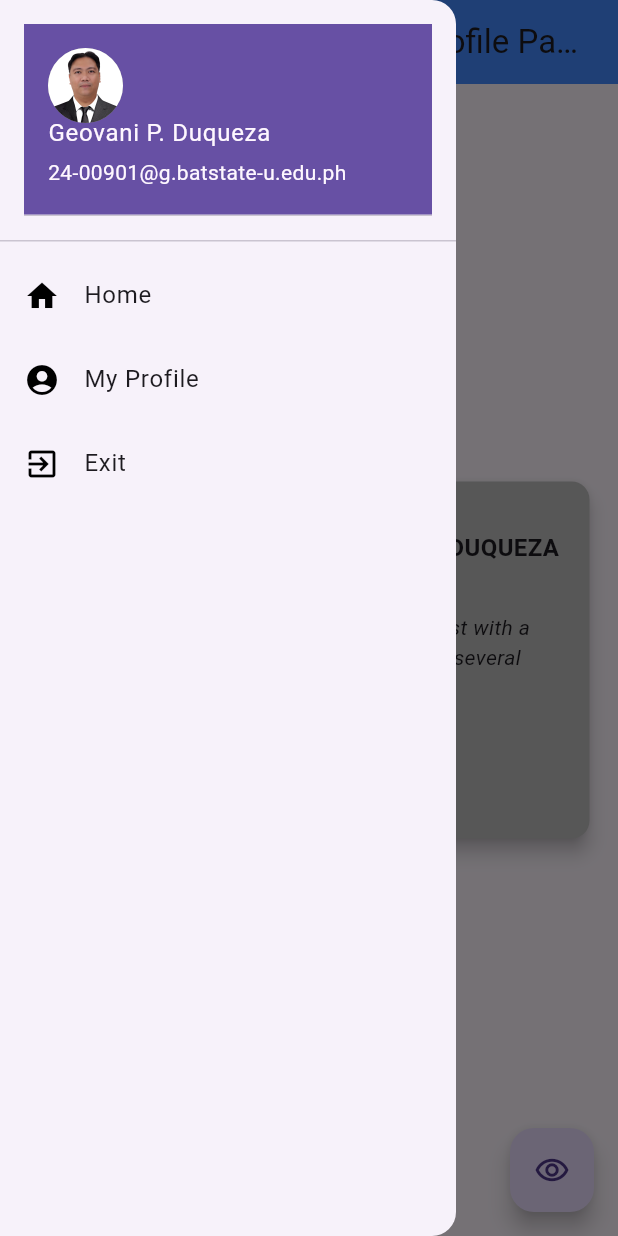
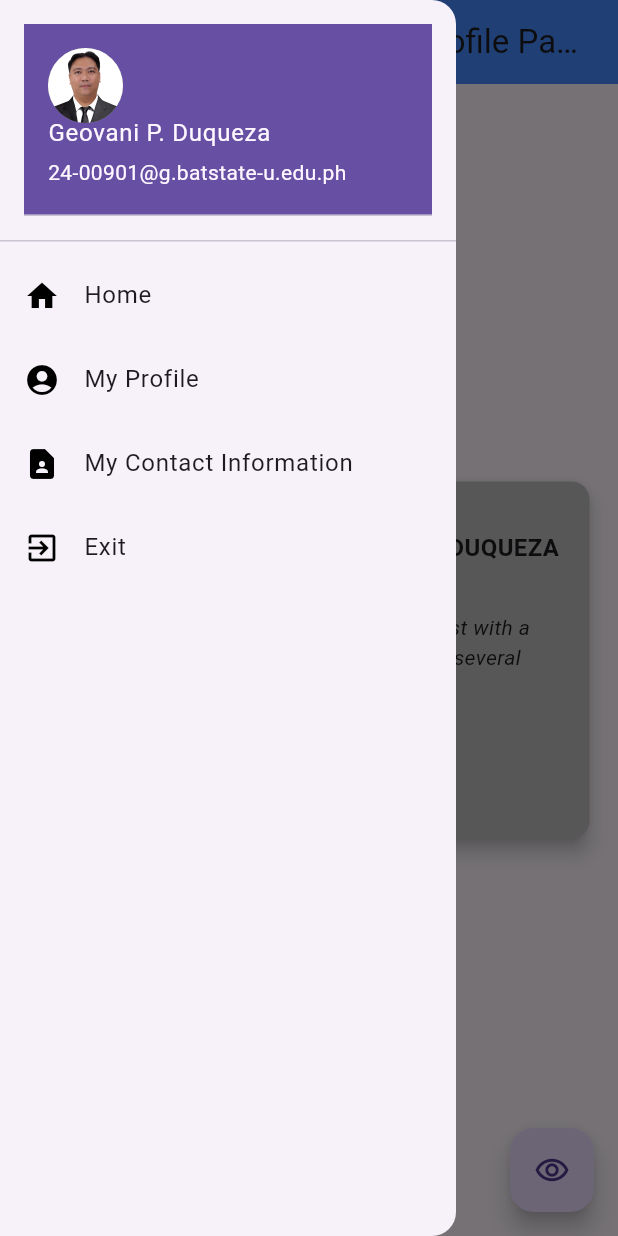
Before and after one commit to GeoDuqueza1939/School, a Flutter app: the screen it shows after launch, with the side drawer open, on a phone screen of 412 x 824 dp. Run offline on Flutter 3.47's test engine with Material 3 defaults, Android fonts, the phone set to English and light mode, and no system bars; our stand-ins replace device_info_plus.

Commit message:
Updated main.dart
Prepared project for adding of themes and other features
* Refactored code
* Added pages
* Added interaction features

```diff
--- a/BSU/IT331/aboutme/lib/main.dart
+++ b/BSU/IT331/aboutme/lib/main.dart
@@ -6,80 +6,214 @@
 //==============================================================
 
 import 'package:flutter/material.dart';
+import 'package:flutter/services.dart';
+import 'package:flutter_localizations/flutter_localizations.dart';
+import 'package:device_info_plus/device_info_plus.dart';
+import 'dart:io';
 
 void main() {
-  runApp(const AboutMe_Duqueza());
+  Map<String, Object> user = {
+    'fullName': 'Geovani P. Duqueza',
+    'initials': 'GD',
+    'bio': 'An IT enthusiast with a background in several fields.',
+    'classSection': 'BSIT-ETEEAP/IT 3301',
+    'course': 'Bachelor of Science in Information Technology (ETEEAP)',
+    'age': 41,
+    'hobbies': 'Reading, watching animé, playing video games, coding',
+    'email': '24-00901@g.batstate-u.edu.ph',
+    'profilePic': 'assets/images/profile-photo000.jpg',
+  };
+
+  runApp(MaterialApp(
+      localizationsDelegates: [
+        GlobalMaterialLocalizations.delegate,
+        GlobalWidgetsLocalizations.delegate,
+        GlobalCupertinoLocalizations.delegate,
+      ],
+      title: '${user['fullName']} (Profile Page)',
+      home: AboutMe_Duqueza(user),
+    ));
 }
 
-// ignore: camel_case_types
+// ignore: camel_case_types, must_be_immutable
 class AboutMe_Duqueza extends StatefulWidget {
-  const AboutMe_Duqueza({super.key});
+  Map<String, Object> user = {};
+
+  AboutMe_Duqueza(this.user, {super.key});
 
   @override
-  State<StatefulWidget> createState() => AboutMeState();
+  State<StatefulWidget> createState() {
+    // ignore: no_logic_in_create_state
+    return _AboutMeState(user);
+  }
 }
 
-// ignore: camel_case_types
-class AboutMeState extends State<AboutMe_Duqueza> {
-  String fullName = 'Geovani P. Duqueza';
-  String bio = 'An IT enthusiast with a background in several fields.';
-  String classSection = 'BSIT-ETEEAP/IT 3301';
-  String course = 'Bachelor of Science in Information Technology (ETEEAP)';
-  String age = '41';
-  String hobbies = 'Reading, watching animé, playing video games, coding';
-  String accountEmail = '24-00901@g.batstate-u.edu.ph';
-  bool visible = false;
+class _AboutMeState extends State<AboutMe_Duqueza> {
+  Map<String, Object> user = {};
+  bool fabVisible = true;
+  bool profileDetailsVisible = false;
   List<Widget> visibleButtonLabel = <Widget>[
     Text('Show details', style: TextStyle(height: 1),),
     Icon(Icons.arrow_drop_down, semanticLabel: 'Show details',),
   ];
+  int _currentPageIndex = 1;
+  List<Widget> _pages = [];
+
+  _AboutMeState(this.user) {
+    _setDefaultPages();
+  }
 
   @override
   Widget build(BuildContext context) {
-    return MaterialApp(
-      title: '$fullName (Profile Page)',
-      home: Scaffold(
-        appBar: AppBar(title: Text('$fullName (Profile Page)'), backgroundColor: Colors.blueAccent,),
+    return Scaffold(
+      appBar: AppBar(title: Text('${_getInfo('fullName')} (Profile Page)'), backgroundColor: Colors.blueAccent,),
       drawer: Drawer(
         child: ListView(
           padding: EdgeInsets.zero,
           children: <Widget>[
             DrawerHeader(
               child: UserAccountsDrawerHeader(
-                  accountName: Text(fullName),
-                  accountEmail: Text(accountEmail),
+                accountName: Text(_getInfo('fullName')),
+                accountEmail: Text(_getInfo('email')),
                 currentAccountPictureSize: Size.square(50),
                 currentAccountPicture: CircleAvatar(
                   backgroundColor: Colors.grey,
-                    foregroundImage: AssetImage('assets/images/profile-photo000.jpg'),
-                    child: Text('GD'),
+                  foregroundImage: AssetImage(_getInfo('profilePic')),
+                  child: Text(_getInfo('initials')),
                 ),
               ),
             ),
-              const ListTile(
-                title: Text('Home'),
-                leading: Icon(Icons.home, color: Colors.black,)
+            ListTile(
+              title: const Text('Home'),
+              leading: const Icon(Icons.home, color: Colors.black,),
+              onTap: () {
+                setState(() {
+                  Navigator.pop(context);
+                  _currentPageIndex = 0;
+                  fabVisible = false;
+                });
+              },
             ),
-              const ListTile(
-                title: Text('My Profile'),
-                leading: Icon(Icons.account_circle, color: Colors.black,)
+            ListTile(
+              title: const Text('My Profile'),
+              leading: const Icon(Icons.account_circle, color: Colors.black,),
+              onTap: () {
+                setState(() {
+                  Navigator.pop(context);
+                  _currentPageIndex = 1;
+                  fabVisible = true;
+                });
+              },
             ),
-              const ListTile(
-                title: Text('Exit'),
-                leading: Icon(Icons.exit_to_app, color: Colors.black,)
+            ListTile(
+              title: const Text('My Contact Information'),
+              leading: const Icon(Icons.contact_page, color: Colors.black,),
+              onTap: () {
+                setState(() {
+                  Navigator.pop(context);
+                  _currentPageIndex = 2;
+                  fabVisible = false;
+                });
+              },
+
+            ),
+            ListTile(
+              title: const Text('Exit'),
+              leading: const Icon(Icons.exit_to_app, color: Colors.black,),
+              enabled: true,
+              onTap: () async {
+                final dev = DeviceInfoPlugin();
+                final devInfo = await dev.deviceInfo;
+                final allInfo = devInfo.data;
+
+                setState(() {
+                  String devType = (allInfo.containsKey('servicePackMajor') ? 'Windows'
+                    : (allInfo.containsKey('prettyName') ? 'Linux'
+                    : (allInfo.containsKey('osRelease') ? 'MacOS'
+                    : (allInfo.containsKey('utsname') ? 'IOS'
+                    : (allInfo.containsKey('systemFeatures') ? 'Android'
+                    : (allInfo.containsKey('browserName') ? 'Web'
+                    : 'unknown'))))));
+
+                  switch (devType) {
+                    case 'Windows': case 'Linux': case 'MacOS':
+                      exit(0);
+                      // ignore: dead_code
+                      break;
+                    case 'IOS': case 'Android':
+                      SystemNavigator.pop();
+                      break;
+                    case 'Web': case 'unknown':
+                      Navigator.pop(context);
+                      _simpleMsg('To close this app, please close the browser tab or window manually.', title: 'About Me');
+                      break;
+                  }
+                });
+              },
             ),
           ],
         ),
       ),
-        floatingActionButton: FloatingActionButton(
+      floatingActionButton: Visibility(
+        visible: fabVisible,
+        child: FloatingActionButton(
           tooltip: 'Toggle view details',
-          onPressed: showDetails,
+          onPressed: _showDetails,
           child: Icon(Icons.remove_red_eye_outlined),
+        ),
       ),
       body: Container(
         // scrollDirection: Axis.vertical,
         padding: EdgeInsets.all(15),
-          child: Center(
+        child: _pages[_currentPageIndex],
+      ),
+    );
+  }
+
+  String _getInfo(String key) {
+    return user[key].toString();
+  }
+
+  Future _simpleMsg(String msg, {String title = 'About Me'}) {
+    return showDialog(
+      context: context,
+      builder: (BuildContext context) {
+        return AlertDialog(
+          title: Text(title),
+          content: Text(msg),
+          actions: [
+            TextButton(
+              child: const Text('OK'),
+              onPressed: () {
+                Navigator.of(context).pop();
+              },
+            ),
+          ],
+        );
+      },
+    );
+  }
+
+  void _showDetails() {
+
+    setState(() {
+      profileDetailsVisible = !profileDetailsVisible;
+
+      visibleButtonLabel = <Widget>[
+        Text('${profileDetailsVisible ? 'Hide' : 'Show'} details', style: TextStyle(height: 1),),
+        Icon((profileDetailsVisible ? Icons.arrow_drop_up : Icons.arrow_drop_down), semanticLabel: '${profileDetailsVisible ? 'Hide' : 'Show'} details',),
+      ];
+
+      _pages[1] = _generateProfilePage();
+    });
+  }
+
+  Widget _generateHomePage() {
+    return Center(child: Text('Home'));
+  }
+
+  Widget _generateProfilePage() {
+    return Center(
       child: Card(
         elevation: 5,
         color: Colors.grey[400],
@@ -95,7 +229,7 @@ class AboutMeState extends State<AboutMe_Duqueza> {
                     minRadius: 25,
                     maxRadius: 75,
                     backgroundColor: Colors.grey,
-                          foregroundImage: AssetImage('assets/images/profile-photo000.jpg'),
+                    foregroundImage: AssetImage(_getInfo('profilePic')),
                     child: Text('GD'),
                   ),
                   SizedBox(width: 25),
@@ -104,10 +238,10 @@ class AboutMeState extends State<AboutMe_Duqueza> {
                       mainAxisSize: MainAxisSize.min,
                       crossAxisAlignment: CrossAxisAlignment.start,
                       children: <Widget>[
-                              Text(fullName.toUpperCase(), style: TextStyle(fontWeight: FontWeight.bold, fontSize: 16,),),
-                              Text('$age years old',),
+                        Text(_getInfo('fullName').toUpperCase(), style: TextStyle(fontWeight: FontWeight.bold, fontSize: 16,),),
+                        Text('${_getInfo('age')} years old',),
                         SizedBox(height: 12),
-                              Text(bio, style: TextStyle(fontStyle: FontStyle.italic),),
+                        Text(_getInfo('bio'), style: TextStyle(fontStyle: FontStyle.italic),),
                       ],
                     ),
                   ),
@@ -115,82 +249,53 @@ class AboutMeState extends State<AboutMe_Duqueza> {
               ),
               SizedBox(height: 10),
               ElevatedButton(
-                      onPressed: showDetails,
+                onPressed: _showDetails,
                 child: Row(
                   mainAxisSize: MainAxisSize.min,
                   children: visibleButtonLabel,
                 ),
               ),
               Visibility(
-                      visible: visible,
+                visible: profileDetailsVisible,
                 child: Table(
                   defaultColumnWidth: IntrinsicColumnWidth(),
                   textBaseline: TextBaseline.alphabetic,
                   defaultVerticalAlignment: TableCellVerticalAlignment.baseline,
+                  children: List<TableRow>.of(
+                    [
+                      null, ['Course', 'course'],
+                      null, ['Class/Section', 'classSection'],
+                      null, ['Hobbies', 'hobbies'],
+                    ].map(
+                      (i)=>(i == null ? TableRow(children: List<SizedBox>.generate(3, (i)=>SizedBox(height: 10,)),)
+                        : TableRow(
                           children: [
-                          TableRow(
-                            children: [
-                              SizedBox(height: 10,),
-                              SizedBox(height: 10,),
-                              SizedBox(height: 10,),
+                            Text(i[0], style: TextStyle(fontWeight: FontWeight.bold),),
+                            SizedBox(width: 10),
+                            Text(_getInfo(i[1])),
                           ],
+                        )
+                      )
+                    )
                   ),
-                          TableRow(
-                            children: [
-                              Text('Course', style: TextStyle(fontWeight: FontWeight.bold),),
-                              SizedBox(width: 10),
-                              Text(course),
-                            ],
-                          ),
-                          TableRow(
-                            children: [
-                              SizedBox(height: 10,),
-                              SizedBox(height: 10,),
-                              SizedBox(height: 10,),
-                            ],
-                          ),
-                          TableRow(
-                            children: [
-                              Text('Class/Section', style: TextStyle(fontWeight: FontWeight.bold),),
-                              SizedBox(width: 10),
-                              Text(classSection),
-                            ],
-                          ),
-                          TableRow(
-                            children: [
-                              SizedBox(height: 10,),
-                              SizedBox(height: 10,),
-                              SizedBox(height: 10,),
-                            ],
-                          ),
-                          TableRow(
-                            children: [
-                              Text('Hobbies', style: TextStyle(fontWeight: FontWeight.bold),),
-                              SizedBox(width: 10),
-                              Text(hobbies),
-                            ],
-                          ),
-                        ],
                 ),
               ),
             ],
           ),
         ),
       ),
-          ),
-        ),
-      ),
     );
   }
 
-  void showDetails() {
-    setState(() {
-      visible = !visible;
+  Widget _generateContactInfoPage() {
+    return Center(child: Text('Contact Info'));
+  }
 
-      visibleButtonLabel = <Widget>[
-        Text('${visible ? 'Hide' : 'Show'} details', style: TextStyle(height: 1),),
-        Icon((visible ? Icons.arrow_drop_up : Icons.arrow_drop_down), semanticLabel: '${visible ? 'Hide' : 'Show'} details',),
+  void _setDefaultPages() {
+    _pages = [
+      _generateHomePage(),
+      _generateProfilePage(),
+      _generateContactInfoPage(),
     ];
-    });
   }
 }
--- a/BSU/IT331/aboutme/pubspec.yaml
+++ b/BSU/IT331/aboutme/pubspec.yaml
@@ -9,6 +9,9 @@ environment:
 dependencies:
   flutter:
     sdk: flutter
+  device_info_plus: ^11.5.0
+  flutter_localizations:
+    sdk: flutter
 
 dev_dependencies:
   flutter_test:
```
Also changed, not shown: BSU/IT331/aboutme/pubspec.lock, 1 other file. Lines whose indentation alone changed are shown as unchanged.
